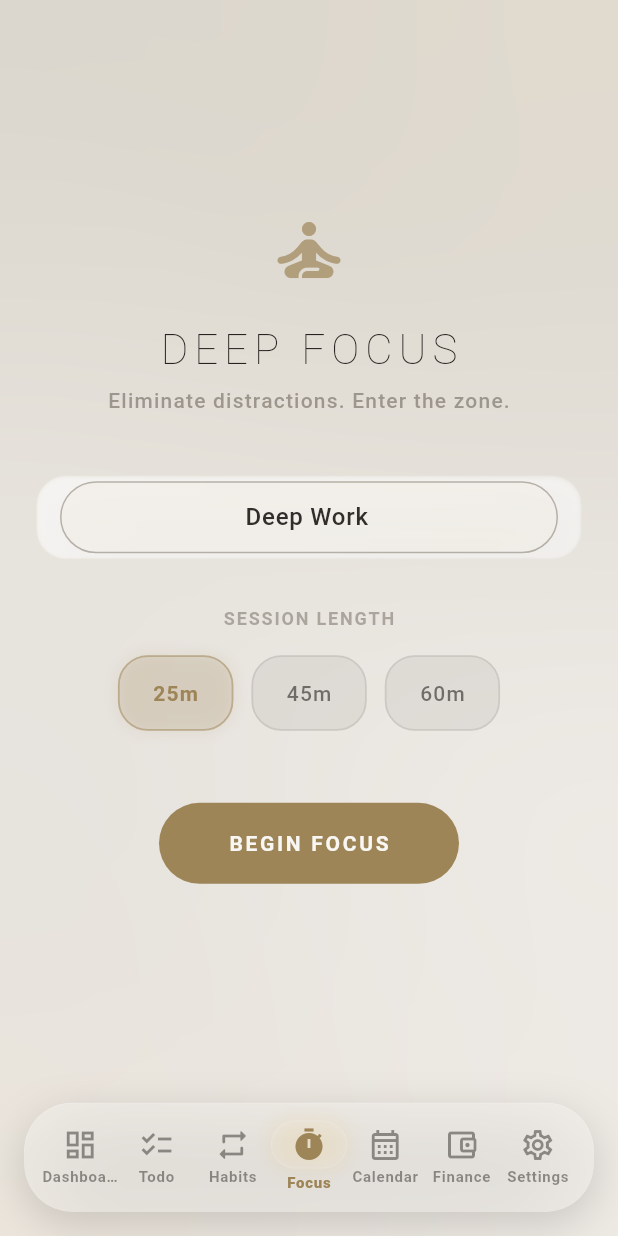
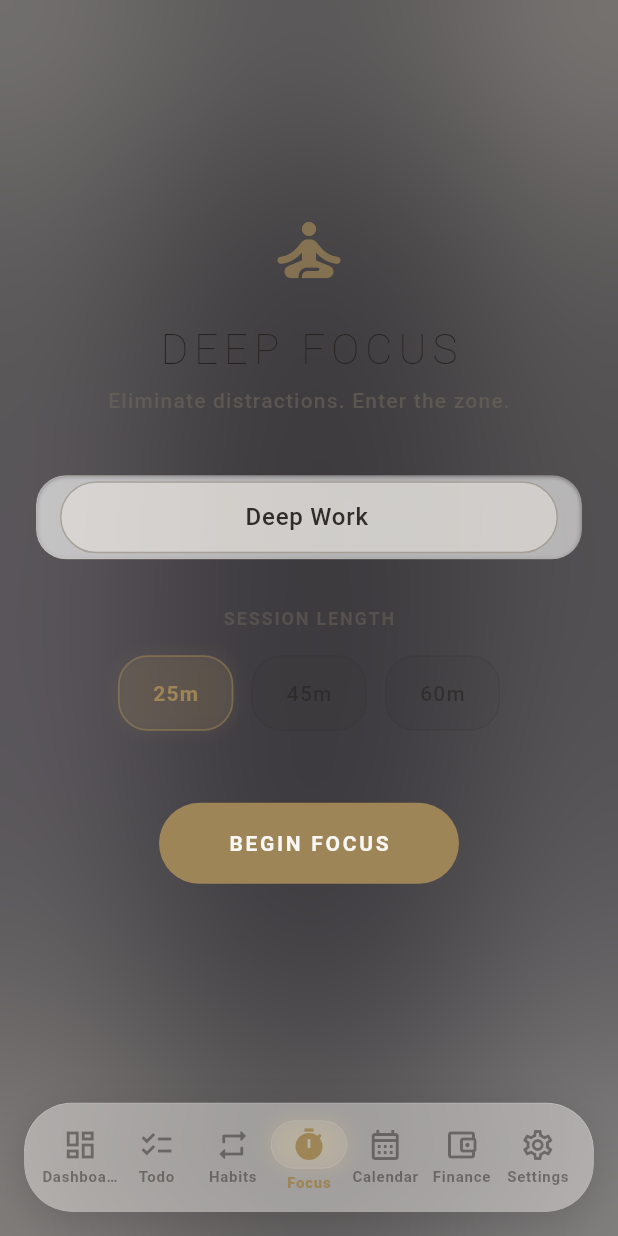
Before and after one commit to IT25100142/LifePilot_todo, a Flutter app: the FocusScreen screen opened by its route, after a tap on "BEGIN FOCUS", after a tap on "Cancel", on a phone screen of 412 x 824 dp. Run offline on Flutter 3.47's test engine with Material 3 defaults, Android fonts, the phone set to English and light mode, and no system bars; our stand-ins replace csv, drift, drift_flutter, file_picker, fl_chart, flutter_local_notifications and 7 more; missing offline and left inert: cryptography, file_saver, sqlcipher_flutter_libs, sqlite3; accounts and stored records are empty; generated files the repository leaves out were written again; statements that could not run were skipped.

Commit message:
feat: add ambient canvas background with customizable atmosphere and animation speed; refactor theme customizer to support new features

```diff
--- a/lifepilot/lib/core/theme/theme_customizer_provider.dart
+++ b/lifepilot/lib/core/theme/theme_customizer_provider.dart
@@ -9,6 +9,8 @@
   final Color backdropTintColor;
   final double specularGrainIntensity;
   final String interfaceDensity;
+  final String activeAtmosphere;
+  final double animationSpeed;
 
   const ThemeCustomizerState({
     this.glassBlurScale = 20.0,
@@ -16,6 +18,8 @@
     this.backdropTintColor = const Color(0xFF0F0E11),
     this.specularGrainIntensity = 0.5,
     this.interfaceDensity = 'Zen',
+    this.activeAtmosphere = 'ObsidianNight',
+    this.animationSpeed = 1.0,
   });
 
   ThemeCustomizerState copyWith({
@@ -24,6 +28,8 @@
     Color? backdropTintColor,
     double? specularGrainIntensity,
     String? interfaceDensity,
+    String? activeAtmosphere,
+    double? animationSpeed,
   }) {
     return ThemeCustomizerState(
       glassBlurScale: glassBlurScale ?? this.glassBlurScale,
@@ -32,6 +38,8 @@
       specularGrainIntensity:
           specularGrainIntensity ?? this.specularGrainIntensity,
       interfaceDensity: interfaceDensity ?? this.interfaceDensity,
+      activeAtmosphere: activeAtmosphere ?? this.activeAtmosphere,
+      animationSpeed: animationSpeed ?? this.animationSpeed,
     );
   }
 
@@ -58,6 +66,10 @@
           ) ??
           b.specularGrainIntensity,
       interfaceDensity: t < 0.5 ? a.interfaceDensity : b.interfaceDensity,
+      activeAtmosphere: t < 0.5 ? a.activeAtmosphere : b.activeAtmosphere,
+      animationSpeed:
+          ui.lerpDouble(a.animationSpeed, b.animationSpeed, t) ??
+          b.animationSpeed,
     );
   }
 
@@ -70,7 +82,9 @@
           surfaceOpacity == other.surfaceOpacity &&
           backdropTintColor == other.backdropTintColor &&
           specularGrainIntensity == other.specularGrainIntensity &&
-          interfaceDensity == other.interfaceDensity;
+          interfaceDensity == other.interfaceDensity &&
+          activeAtmosphere == other.activeAtmosphere &&
+          animationSpeed == other.animationSpeed;
 
   @override
   int get hashCode =>
@@ -78,7 +92,9 @@
       surfaceOpacity.hashCode ^
       backdropTintColor.hashCode ^
       specularGrainIntensity.hashCode ^
-      interfaceDensity.hashCode;
+      interfaceDensity.hashCode ^
+      activeAtmosphere.hashCode ^
+      animationSpeed.hashCode;
 }
 
 class ThemeCustomizerStateTween extends Tween<ThemeCustomizerState> {
@@ -113,6 +129,8 @@
         'lifepilot_theme_specular_grain_intensity',
       );
       final density = _prefs.getString('lifepilot_theme_interface_density');
+      final atmosphere = _prefs.getString('lifepilot_theme_active_atmosphere');
+      final speed = _prefs.getDouble('lifepilot_theme_animation_speed');
 
       state = ThemeCustomizerState(
         glassBlurScale: blur ?? 20.0,
@@ -122,6 +140,8 @@
             : const Color(0xFF0F0E11),
         specularGrainIntensity: grain ?? 0.5,
         interfaceDensity: density ?? 'Zen',
+        activeAtmosphere: atmosphere ?? 'ObsidianNight',
+        animationSpeed: speed ?? 1.0,
       );
     } catch (_) {
       // Safe fallback for test/mock environments
@@ -171,9 +191,60 @@
       await _prefs.setString('lifepilot_theme_interface_density', density);
     } catch (_) {}
   }
+
+  Future<void> setActiveAtmosphere(String atmosphere) async {
+    if (atmosphere != 'ObsidianNight' &&
+        atmosphere != 'NordicAurora' &&
+        atmosphere != 'CyberNeon') {
+      return;
+    }
+    state = state.copyWith(activeAtmosphere: atmosphere);
+    try {
+      _prefs = await SharedPreferences.getInstance();
+      await _prefs.setString('lifepilot_theme_active_atmosphere', atmosphere);
+    } catch (_) {}
+  }
+
+  Future<void> setAnimationSpeed(double val) async {
+    if (val < 0.5 || val > 3.0) return;
+    state = state.copyWith(animationSpeed: val);
+    try {
+      _prefs = await SharedPreferences.getInstance();
+      await _prefs.setDouble('lifepilot_theme_animation_speed', val);
+    } catch (_) {}
+  }
 }
 
 final themeCustomizerProvider =
     NotifierProvider<ThemeCustomizerNotifier, ThemeCustomizerState>(
       ThemeCustomizerNotifier.new,
     );
+
+extension AtmosphereColors on String {
+  List<Color> get atmosphereColors {
+    switch (this) {
+      case 'NordicAurora':
+        return const [
+          Color(0xFF0B2B28), // Deep emerald
+          Color(0xFF004D40), // Dark green teal
+          Color(0xFF00796B), // Muted cyan teal
+          Color(0xFF00E5FF), // Icy cyan
+        ];
+      case 'CyberNeon':
+        return const [
+          Color(0xFF2D003E), // Cyber violet/indigo
+          Color(0xFFFF007F), // Hot magenta
+          Color(0xFF00F0FF), // Electric cyan
+          Color(0xFF7000FF), // Vibrant purple
+        ];
+      case 'ObsidianNight':
+      default:
+        return const [
+          Color(0xFF0F0E11), // Deep obsidian
+          Color(0xFF1F1D24), // Very dark plum/indigo
+          Color(0xFF111726), // Deep midnight blue
+          Color(0xFF1F1235), // Dark violet
+        ];
+    }
+  }
+}
--- /dev/null
+++ b/lifepilot/lib/core/widgets/ambient_canvas_background.dart
@@ -0,0 +1,138 @@
+import 'dart:math' as math;
+import 'dart:ui' as ui;
+import 'package:flutter/material.dart';
+import 'package:flutter_riverpod/flutter_riverpod.dart';
+
+import '../theme/theme_customizer_provider.dart';
+
+class AmbientCanvasBackground extends ConsumerStatefulWidget {
+  const AmbientCanvasBackground({super.key});
+
+  @override
+  ConsumerState<AmbientCanvasBackground> createState() =>
+      _AmbientCanvasBackgroundState();
+}
+
+class _AmbientCanvasBackgroundState
+    extends ConsumerState<AmbientCanvasBackground>
+    with SingleTickerProviderStateMixin {
+  late final AnimationController _controller;
+  double _elapsedTime = 0.0;
+  double _lastAnimationValue = 0.0;
+
+  @override
+  void initState() {
+    super.initState();
+    // Use a long-duration controller for a continuous ticking baseline
+    _controller = AnimationController(
+      vsync: this,
+      duration: const Duration(seconds: 3600),
+    );
+    _controller.addListener(_updateTime);
+    _controller.repeat();
+  }
+
+  void _updateTime() {
+    final customizer = ref.read(themeCustomizerProvider);
+    final currentVal = _controller.value;
+    double delta = currentVal - _lastAnimationValue;
+    if (delta < 0) {
+      // Handled loop wrap around
+      delta += 1.0;
+    }
+    _lastAnimationValue = currentVal;
+
+    // Scale delta speed dynamically based on active customizer parameters
+    setState(() {
+      _elapsedTime += delta * 150.0 * customizer.animationSpeed;
+    });
+  }
+
+  @override
+  void dispose() {
+    _controller.removeListener(_updateTime);
+    _controller.dispose();
+    super.dispose();
+  }
+
+  @override
+  Widget build(BuildContext context) {
+    final customizer = ref.watch(themeCustomizerProvider);
+    final colors = customizer.activeAtmosphere.atmosphereColors;
+
+    return ClipRect(
+      child: ImageFiltered(
+        imageFilter: ui.ImageFilter.blur(sigmaX: 80.0, sigmaY: 80.0),
+        child: CustomPaint(
+          painter: _AmbientCanvasPainter(colors: colors, time: _elapsedTime),
+          child: const SizedBox.expand(),
+        ),
+      ),
+    );
+  }
+}
+
+class _AmbientCanvasPainter extends CustomPainter {
+  final List<Color> colors;
+  final double time;
+
+  _AmbientCanvasPainter({required this.colors, required this.time});
+
+  @override
+  void paint(Canvas canvas, Size size) {
+    if (colors.isEmpty) return;
+
+    final paint = Paint()
+      ..isAntiAlias = true
+      ..style = PaintingStyle.fill;
+
+    // 1. Draw solid/gradient background base layer
+    final rect = Rect.fromLTWH(0, 0, size.width, size.height);
+    paint.shader =
+        ui.Gradient.linear(Offset.zero, Offset(size.width, size.height), [
+          colors[0].withValues(alpha: 0.90),
+          colors.length > 1 ? colors[1].withValues(alpha: 0.80) : colors[0],
+        ]);
+    canvas.drawRect(rect, paint);
+
+    // Apply global canvas coordinate rotation relative to the viewport center
+    canvas.save();
+    canvas.translate(size.width / 2, size.height / 2);
+    canvas.rotate(time * 0.005);
+    canvas.translate(-size.width / 2, -size.height / 2);
+
+    // 2. Draw drifting color vector blobs
+    final int blobCount = colors.length;
+    for (int i = 0; i < blobCount; i++) {
+      final color = colors[i];
+
+      final speedX = 0.03 + (i * 0.015);
+      final speedY = 0.02 + (i * 0.02);
+      final phase = i * (math.pi / 2.0);
+
+      // Map drifting center of gradient
+      final driftX =
+          size.width * (0.5 + 0.35 * math.sin(time * speedX + phase));
+      final driftY =
+          size.height * (0.5 + 0.35 * math.cos(time * speedY + phase));
+
+      // Map expanding radius size
+      final baseRadius = math.min(size.width, size.height) * 0.65;
+      final radius = baseRadius * (0.8 + 0.25 * math.sin(time * 0.02 + phase));
+
+      paint.shader = ui.Gradient.radial(Offset(driftX, driftY), radius, [
+        color.withValues(alpha: 0.50),
+        color.withValues(alpha: 0.0),
+      ]);
+
+      canvas.drawCircle(Offset(driftX, driftY), radius, paint);
+    }
+
+    canvas.restore();
+  }
+
+  @override
+  bool shouldRepaint(covariant _AmbientCanvasPainter oldDelegate) {
+    return oldDelegate.time != time || oldDelegate.colors != colors;
+  }
+}
--- a/lifepilot/lib/core/widgets/life_pilot_scaffold.dart
+++ b/lifepilot/lib/core/widgets/life_pilot_scaffold.dart
@@ -4,6 +4,7 @@
 import 'package:go_router/go_router.dart';
 
 import '../../features/canvas_studio/canvas_studio_provider.dart';
+import 'ambient_canvas_background.dart';
 import 'glass.dart';
 import 'mesh_backdrop.dart';
 
@@ -55,6 +56,7 @@
       body: LiquidBackground(
         child: Stack(
           children: [
+            const Positioned.fill(child: AmbientCanvasBackground()),
             const Positioned.fill(child: LifePilotMeshBackdrop()),
             // ── Page Content with AnimatedSwitcher transitions ──
             Positioned.fill(
```
Also changed, not shown: lifepilot/lib/core/widgets/month_navigation.dart (+6 -4 lines), lifepilot/lib/features/dashboard/dashboard_screen.dart (+18 -9 lines), lifepilot/lib/features/settings/settings_screen.dart (+129 -0 lines).
